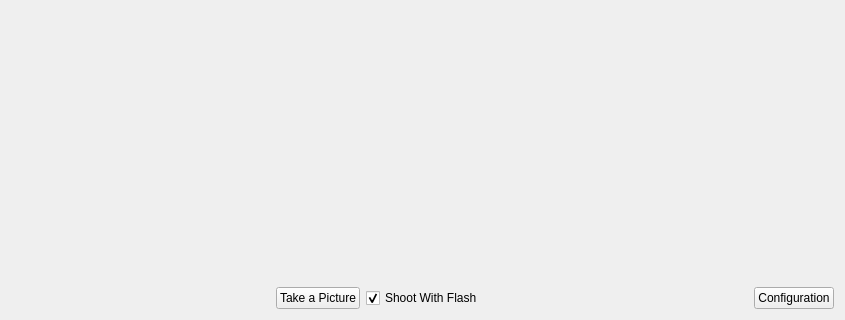
Old version of the form src/mainWidget.ui in the repository KDE/kamoso; both pictures show x 0 to 845 and y 496 to 816 of the 845 by 816 pixel window.
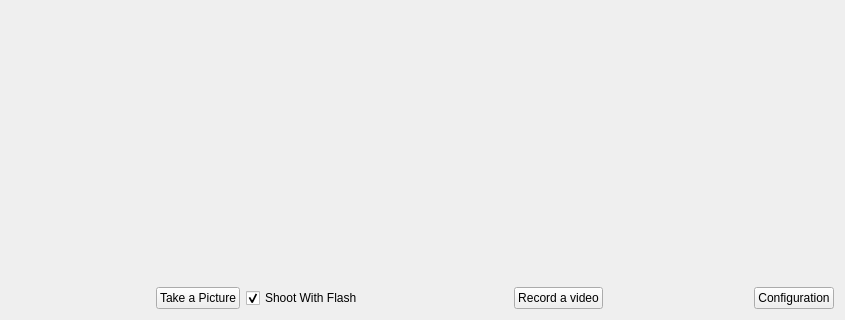
New version of the form. Custom widgets are drawn as their Qt base class.

Commit message: Interface and kamoso class are ready to support video

```diff
--- a/src/mainWidget.ui
+++ b/src/mainWidget.ui
@@ -156,6 +156,26 @@
        </property>
       </widget>
      </item>
+     <item>
+      <spacer name="horizontalSpacer_5">
+       <property name="orientation">
+        <enum>Qt::Horizontal</enum>
+       </property>
+       <property name="sizeHint" stdset="0">
+        <size>
+         <width>40</width>
+         <height>20</height>
+        </size>
+       </property>
+      </spacer>
+     </item>
+     <item>
+      <widget class="KPushButton" name="makeVideo">
+       <property name="text">
+        <string>Record a video</string>
+       </property>
+      </widget>
+     </item>
      <item>
       <spacer name="horizontalSpacer_3">
        <property name="orientation">
```
The commit also changes 2 other files.
